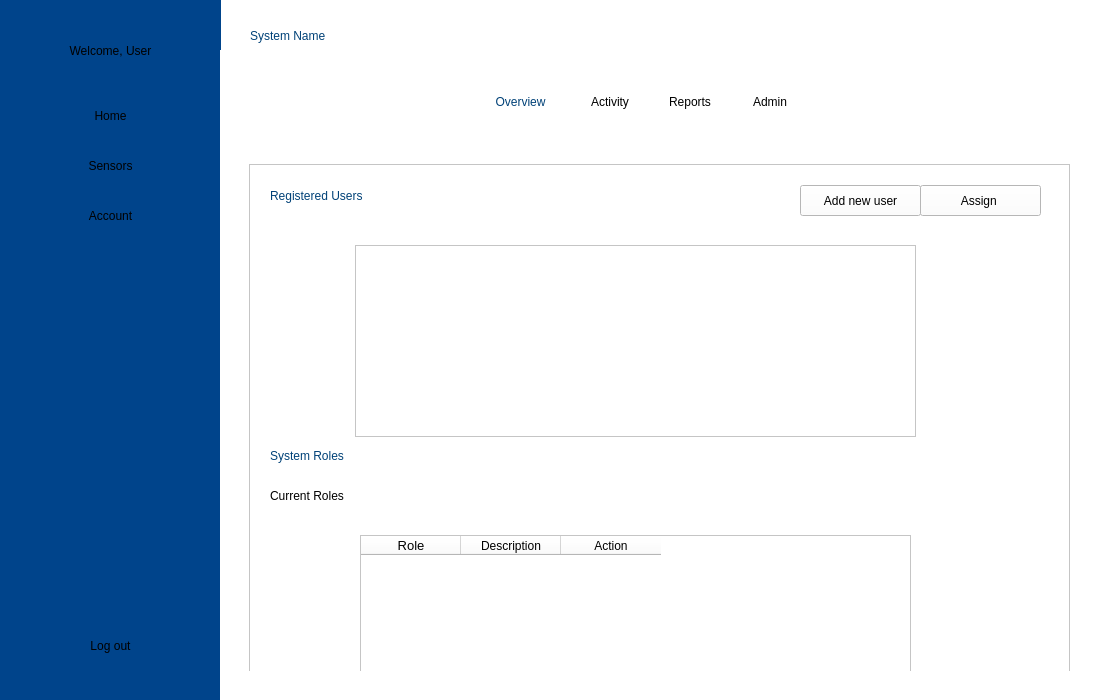
This is gui/menuwindow.ui in pauqiu/la-gang-gang as Qt 5 draws it before an edit. The edited form follows.
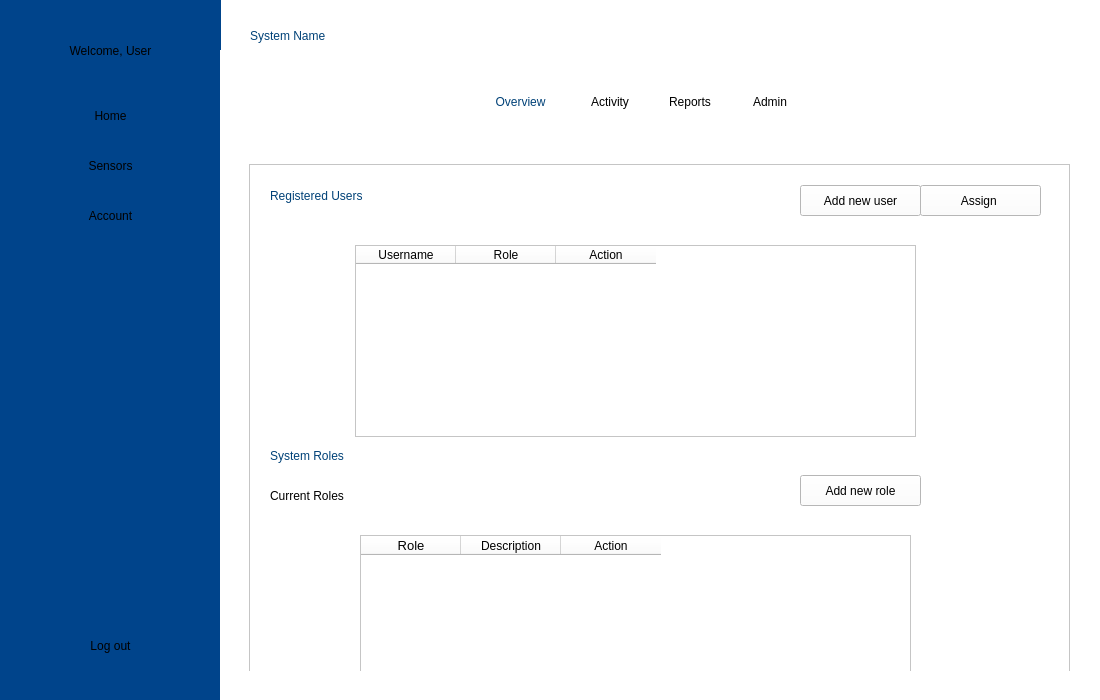
This is the edited form. The open tabs and pages were chosen to show the change.

Commit message: Demo with add roles and users

Diff of the .ui file:
```diff
--- a/gui/menuwindow.ui
+++ b/gui/menuwindow.ui
@@ -452,6 +452,40 @@
             <height>192</height>
            </rect>
           </property>
+          <property name="styleSheet">
+           <string notr="true">color: rgb(0, 0, 0);</string>
+          </property>
+          <column>
+           <property name="text">
+            <string>Username</string>
+           </property>
+          </column>
+          <column>
+           <property name="text">
+            <string>Role</string>
+           </property>
+          </column>
+          <column>
+           <property name="text">
+            <string>Action</string>
+           </property>
+          </column>
+         </widget>
+         <widget class="QPushButton" name="addRoleButton">
+          <property name="geometry">
+           <rect>
+            <x>550</x>
+            <y>310</y>
+            <width>121</width>
+            <height>31</height>
+           </rect>
+          </property>
+          <property name="styleSheet">
+           <string notr="true">color: rgb(0, 0, 0);</string>
+          </property>
+          <property name="text">
+           <string>Add new role</string>
+          </property>
          </widget>
         </widget>
        </widget>
```
The commit also changes 12 other files.
